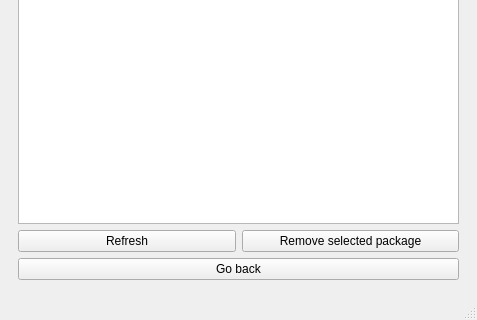
The window that mainwindow.ui (mikroffarad/QtEmerge) describes before a commit, drawn with Qt 5; both pictures show x 0 to 477 and y 162 to 482 of the 477 by 482 pixel window.
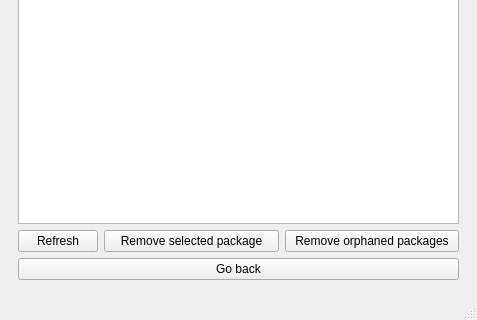
The same window after the commit. The open tabs and pages were chosen to show the change.

Commit message: feat: remove orphaned packages

```diff
--- a/mainwindow.ui
+++ b/mainwindow.ui
@@ -126,18 +126,43 @@
            <layout class="QHBoxLayout" name="horizontalLayout_4">
             <item>
              <widget class="QPushButton" name="b_refresh">
+              <property name="sizePolicy">
+               <sizepolicy hsizetype="Maximum" vsizetype="Fixed">
+                <horstretch>0</horstretch>
+                <verstretch>0</verstretch>
+               </sizepolicy>
+              </property>
               <property name="text">
                <string>Refresh</string>
               </property>
              </widget>
             </item>
             <item>
-             <widget class="QPushButton" name="b_remove">
+             <widget class="QPushButton" name="b_removeSelected">
+              <property name="sizePolicy">
+               <sizepolicy hsizetype="MinimumExpanding" vsizetype="Fixed">
+                <horstretch>0</horstretch>
+                <verstretch>0</verstretch>
+               </sizepolicy>
+              </property>
               <property name="text">
                <string>Remove selected package</string>
               </property>
              </widget>
             </item>
+            <item>
+             <widget class="QPushButton" name="b_removeOrphaned">
+              <property name="sizePolicy">
+               <sizepolicy hsizetype="MinimumExpanding" vsizetype="Fixed">
+                <horstretch>0</horstretch>
+                <verstretch>0</verstretch>
+               </sizepolicy>
+              </property>
+              <property name="text">
+               <string>Remove orphaned packages</string>
+              </property>
+             </widget>
+            </item>
            </layout>
           </item>
          </layout>
```
The commit also changes 2 other files.
